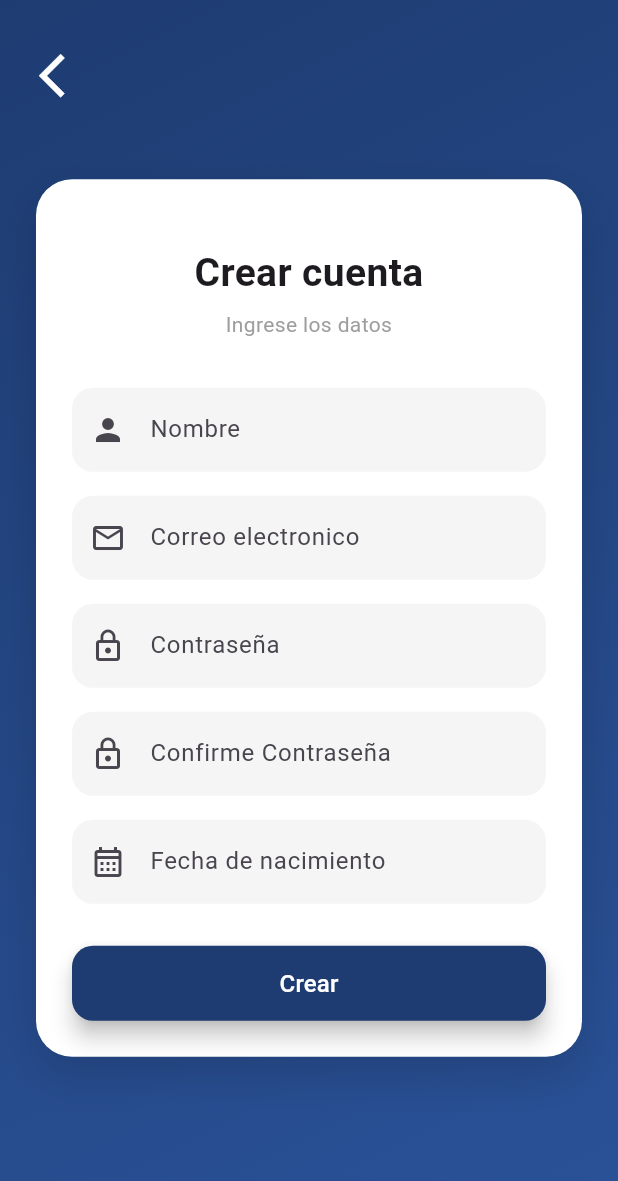
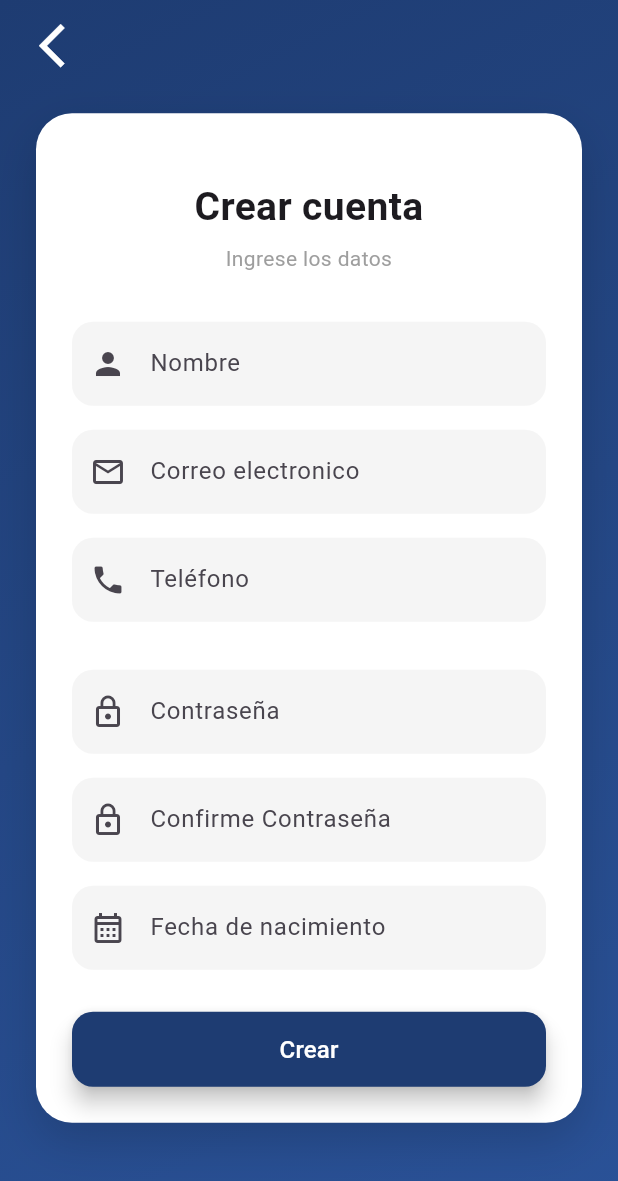
Before and after one commit to andalcivar001/EcommercePrueba, a Flutter app: the RegisterPage screen opened by its route, on a phone screen of 412 x 824 dp. Shown: the top 1181 px of the screen. Run offline on Flutter 3.47's test engine with Material 3 defaults, Android fonts, the phone set to English and light mode, and no system bars; our stand-ins replace equatable, flutter_bloc, fluttertoast, get_it, injectable, shared_preferences; accounts and stored records are empty.

```diff
--- a/lib/main.dart
+++ b/lib/main.dart
@@ -3,6 +3,7 @@ import 'package:ecommerce_prueba/src/presentation/BlocProviders.dart';
 import 'package:ecommerce_prueba/src/presentation/pages/auth/login/LoginPage.dart';
 import 'package:ecommerce_prueba/src/presentation/pages/auth/register/RegisterPage.dart';
 import 'package:ecommerce_prueba/src/presentation/pages/home/HomePage.dart';
+import 'package:ecommerce_prueba/src/presentation/profile/info/ProfileInfoPage.dart';
 import 'package:flutter/material.dart';
 import 'package:flutter_bloc/flutter_bloc.dart';
 import 'package:fluttertoast/fluttertoast.dart';
@@ -34,6 +35,7 @@ class MyApp extends StatelessWidget {
           'login': (BuildContext context) => LoginPage(),
           'register': (BuildContext context) => RegisterPage(),
           'home': (BuildContext context) => HomePage(),
+          'profile/info': (BuildContext context) => ProfileInfoPage(),
         },
       ),
     );
--- a/lib/src/data/api/ApiConfig.dart
+++ b/lib/src/data/api/ApiConfig.dart
@@ -1,4 +1,4 @@
 class Apiconfig {
-  //static const String API_ECOMMERCE = "10.72.20.131:3000"; // plapasa
-  static const String API_ECOMMERCE = "192.168.100.8:3000";
+  static const String API_ECOMMERCE = "10.72.20.131:3000"; // plapasa
+  // static const String API_ECOMMERCE = "192.168.100.8:3000"; // casita
 }
--- a/lib/src/domain/models/User.dart
+++ b/lib/src/domain/models/User.dart
@@ -9,6 +9,7 @@ class User {
   String nombre;
   String? email;
   String? password;
+  String? telefono;
   String? fechaNacimiento;
   String? image;
 
@@ -18,12 +19,13 @@ class User {
     this.email,
     this.password,
     this.fechaNacimiento,
+    this.telefono,
     this.image,
   });
 
   @override
   String toString() {
-    return 'User{id: $id, nombre: $nombre,  email: $email,  password: $password,  fechaNacimiento: $fechaNacimiento, image: $image)}}';
+    return 'User{id: $id, nombre: $nombre,  email: $email,  password: $password, telefono: $telefono,  fechaNacimiento: $fechaNacimiento, image: $image)}}';
   }
 
   factory User.fromJson(Map<String, dynamic> json) => User(
@@ -31,6 +33,7 @@ class User {
     nombre: json["nombre"] ?? '',
     email: json["email"] ?? '',
     password: json["password"] ?? '',
+    telefono: json["telefono"] ?? '',
     fechaNacimiento: json["fecha_nacimiento"] ?? '',
     image: json["image"] ?? '',
   );
@@ -40,6 +43,7 @@ class User {
     "nombre": nombre,
     "email": email,
     "password": password,
+    "telefono": telefono,
     "fecha_nacimiento": fechaNacimiento,
     "image": image,
   };
--- a/lib/src/presentation/BlocProviders.dart
+++ b/lib/src/presentation/BlocProviders.dart
@@ -5,6 +5,7 @@ import 'package:ecommerce_prueba/src/presentation/pages/auth/login/bloc/LoginEve
 import 'package:ecommerce_prueba/src/presentation/pages/auth/register/bloc/RegisterBloc.dart';
 import 'package:ecommerce_prueba/src/presentation/pages/auth/register/bloc/RegisterEvent.dart';
 import 'package:ecommerce_prueba/src/presentation/pages/home/bloc/HomeBloc.dart';
+import 'package:ecommerce_prueba/src/presentation/pages/home/bloc/HomeEvent.dart';
 import 'package:flutter_bloc/flutter_bloc.dart';
 
 List<BlocProvider> blocProviders = [
@@ -19,6 +20,7 @@ List<BlocProvider> blocProviders = [
   ),
 
   BlocProvider<HomeBloc>(
-    create: (context) => HomeBloc(locator<AuthUseCases>()),
+    create: (context) =>
+        HomeBloc(locator<AuthUseCases>())..add(InitHomeEvent()),
   ),
 ];
--- a/lib/src/presentation/pages/auth/register/RegisterContent.dart
+++ b/lib/src/presentation/pages/auth/register/RegisterContent.dart
@@ -20,7 +20,7 @@ class RegisterContent extends StatelessWidget {
         child: Stack(
           children: [
             // 🔹 Icono Back FUERA del Card
-            Positioned(child: DefaultIconBack(left: 18, top: 25)),
+            Positioned(child: DefaultIconBack(left: 18, top: 5)),
 
             // 🔹 Card centrado
             Center(
@@ -37,6 +37,9 @@ class RegisterContent extends StatelessWidget {
                         _textNombre(),
                         const SizedBox(height: 16),
                         _textEmail(),
+                        const SizedBox(height: 16),
+                        _textTelefono(),
+                        const SizedBox(height: 16),
                         const SizedBox(height: 16),
                         _textPassword(),
                         const SizedBox(height: 16),
@@ -142,6 +145,24 @@ class RegisterContent extends StatelessWidget {
     );
   }
 
+  Widget _textTelefono() {
+    return DefaultTextField(
+      label: 'Teléfono',
+      icon: Icons.phone,
+      textInputAction: TextInputAction.next,
+      autofillHints: const [AutofillHints.telephoneNumber],
+      textInputType: TextInputType.number,
+      onChanged: (text) {
+        _bloc?.add(
+          TelefonoChangedRegisterEvent(telefono: BlocFormItem(value: text)),
+        );
+      },
+      validator: (value) {
+        return _state.telefono.error;
+      },
+    );
+  }
+
   Widget _textPassword() {
     return DefaultTextField(
       label: 'Contraseña',
--- a/lib/src/presentation/pages/auth/register/bloc/RegisterEvent.dart
+++ b/lib/src/presentation/pages/auth/register/bloc/RegisterEvent.dart
@@ -37,6 +37,13 @@ class PasswordChangedRegisterEvent extends RegisterEvent {
   List<Object?> get props => [password];
 }
 
+class TelefonoChangedRegisterEvent extends RegisterEvent {
+  final BlocFormItem telefono;
+  const TelefonoChangedRegisterEvent({required this.telefono});
+  @override
+  List<Object?> get props => [telefono];
+}
+
 class ConfirmPasswordChangedRegisterEvent extends RegisterEvent {
   final BlocFormItem confirmPassword;
   const ConfirmPasswordChangedRegisterEvent({required this.confirmPassword});
--- a/lib/src/presentation/pages/auth/register/bloc/RegisterState.dart
+++ b/lib/src/presentation/pages/auth/register/bloc/RegisterState.dart
@@ -8,6 +8,7 @@ class RegisterState extends Equatable {
   final BlocFormItem nombre;
   final BlocFormItem email;
   final BlocFormItem password;
+  final BlocFormItem telefono;
   final BlocFormItem confirmPassword;
   final BlocFormItem fechaNacimiento;
   final Resource? response;
@@ -17,6 +18,7 @@ class RegisterState extends Equatable {
     this.nombre = const BlocFormItem(error: 'Ingrese nombre'),
     this.email = const BlocFormItem(error: 'Ingrese email'),
     this.password = const BlocFormItem(error: 'Ingrese password'),
+    this.telefono = const BlocFormItem(error: 'Ingrese telefono'),
     this.confirmPassword = const BlocFormItem(
       error: 'Ingrese la confirmacion de password',
     ),
@@ -30,6 +32,7 @@ class RegisterState extends Equatable {
   toUser() => User(
     nombre: nombre.value,
     email: email.value,
+    telefono: telefono.value,
     password: password.value,
     fechaNacimiento: fechaNacimiento.value,
   );
@@ -38,6 +41,7 @@ class RegisterState extends Equatable {
     BlocFormItem? nombre,
     BlocFormItem? email,
     BlocFormItem? password,
+    BlocFormItem? telefono,
     BlocFormItem? confirmPassword,
     BlocFormItem? fechaNacimiento,
     Resource? response,
@@ -47,6 +51,7 @@ class RegisterState extends Equatable {
       nombre: nombre ?? this.nombre,
       email: email ?? this.email,
       password: password ?? this.password,
+      telefono: telefono ?? this.telefono,
       confirmPassword: confirmPassword ?? this.confirmPassword,
       fechaNacimiento: fechaNacimiento ?? this.fechaNacimiento,
       response: response,
@@ -60,6 +65,7 @@ class RegisterState extends Equatable {
     nombre,
     email,
     password,
+    telefono,
     confirmPassword,
     fechaNacimiento,
     response,
--- a/lib/src/presentation/pages/home/bloc/HomeEvent.dart
+++ b/lib/src/presentation/pages/home/bloc/HomeEvent.dart
@@ -5,6 +5,10 @@ abstract class HomeEvent extends Equatable {
 
   @override
   List<Object?> get props => [];
+}
+
+class InitHomeEvent extends HomeEvent {
+  const InitHomeEvent();
 }
 
 class PageChangeHomeEvent extends HomeEvent {
```
Also changed, not shown: lib/src/presentation/pages/auth/register/bloc/RegisterBloc.dart (+23 -1 lines), lib/src/presentation/pages/home/HomePage.dart (+19 -26 lines), lib/src/presentation/pages/home/bloc/HomeBloc.dart (+13 -0 lines), lib/src/presentation/pages/home/bloc/HomeState.dart (+6 -4 lines), lib/src/presentation/profile/info/ProfileInfoPage.dart (added, +40 -0 lines).
